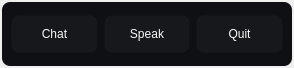
First picture: the form in src/driftai/ui/xml/floating_window_ui.ui, repository MahirHamiAbrar/DriftAI, before the edit.
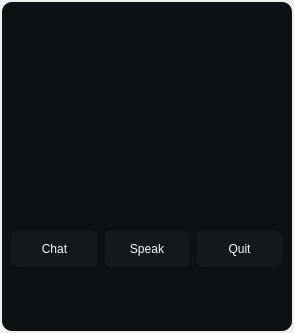
Second picture: the form after the edit.

Commit message: Day #05 Commit #02 (Integrated AudioInputWidget to FloatingWindow)

```diff
--- a/src/driftai/ui/xml/floating_window_ui.ui
+++ b/src/driftai/ui/xml/floating_window_ui.ui
@@ -7,7 +7,7 @@
     <x>0</x>
     <y>0</y>
     <width>294</width>
-    <height>68</height>
+    <height>333</height>
    </rect>
   </property>
   <property name="windowTitle">
@@ -15,7 +15,7 @@
   </property>
   <property name="styleSheet">
    <string notr="true">QWidget#container_widget {
-	border-radius: 8px;
+	border-radius: 10px;
 	background-color: rgb(12, 12, 15);
 	background-color: #0E1013;
 }
@@ -87,7 +87,40 @@
       <property name="styleSheet">
        <string notr="true"/>
       </property>
-      <layout class="QHBoxLayout" name="horizontalLayout_2">
+      <layout class="QVBoxLayout" name="verticalLayout">
+       <property name="spacing">
+        <number>0</number>
+       </property>
+       <property name="leftMargin">
+        <number>0</number>
+       </property>
+       <property name="topMargin">
+        <number>0</number>
+       </property>
+       <property name="rightMargin">
+        <number>0</number>
+       </property>
+       <property name="bottomMargin">
+        <number>0</number>
+       </property>
+       <item>
+        <widget class="QWidget" name="audio_input_container_widget" native="true"/>
+       </item>
+       <item>
+        <widget class="QWidget" name="inner_container_widget" native="true">
+         <layout class="QHBoxLayout" name="horizontalLayout_3">
+          <property name="leftMargin">
+           <number>9</number>
+          </property>
+          <property name="topMargin">
+           <number>9</number>
+          </property>
+          <property name="rightMargin">
+           <number>9</number>
+          </property>
+          <property name="bottomMargin">
+           <number>9</number>
+          </property>
        <item>
         <widget class="QPushButton" name="chat_btn">
          <property name="minimumSize">
@@ -134,6 +167,9 @@
          <property name="text">
           <string>Quit</string>
          </property>
+           </widget>
+          </item>
+         </layout>
         </widget>
        </item>
       </layout>
```
Lines whose indentation alone changed are shown as unchanged. The commit also changes 5 other files.
